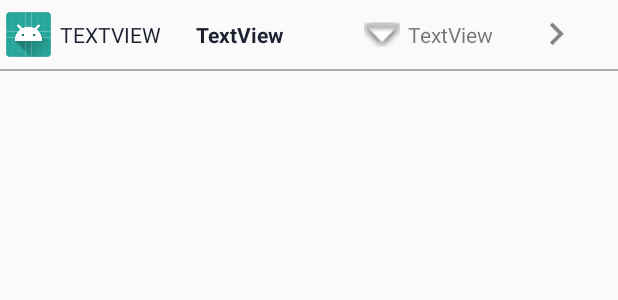
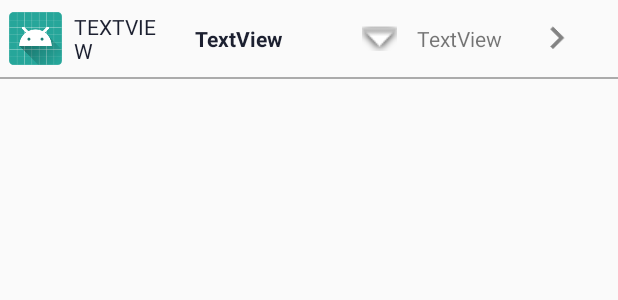
Before and after one commit to akshayshikre/Exercise2, an Android app: the layout row.xml on its own in the app's theme, with its tools: preview values and no code run, on a phone screen of 412 x 824 dp. Shown: the top 300 px of the screen. Run offline under Robolectric (Android 15) with nearby library versions, the phone set to English and light mode, and no system bars.

Commit message:
by akshay

```diff
--- a/app/src/main/res/layout/row.xml
+++ b/app/src/main/res/layout/row.xml
@@ -22,18 +22,18 @@
 
             <ImageView
                 android:id="@+id/imgrow1"
-                android:layout_width="30dp"
-                android:layout_height="30dp"
+                android:layout_width="35dp"
+                android:layout_height="35dp"
                 android:layout_gravity="center"
-                android:layout_marginLeft="4dp"
+                android:layout_marginLeft="6dp"
                 app:srcCompat="@mipmap/ic_launcher_round" />
 
             <TextView
                 android:id="@+id/namerow"
-                android:layout_width="70dp"
+                android:layout_width="60dp"
                 android:layout_height="wrap_content"
                 android:layout_gravity="center"
-                android:layout_marginLeft="6dp"
+                android:layout_marginLeft="8dp"
                 android:autoSizeMaxTextSize="20sp"
                 android:autoSizeMinTextSize="10sp"
                 android:fontFamily="@android:"
@@ -81,9 +81,10 @@
 
             <TextView
                 android:id="@+id/changerow"
-                android:layout_width="75dp"
+                android:layout_width="70dp"
                 android:layout_height="wrap_content"
                 android:layout_gravity="center"
+                android:layout_marginLeft="8dp"
                 android:autoSizeMaxTextSize="20sp"
                 android:autoSizeMinTextSize="10sp"
                 android:gravity="left|center"
```
Also changed, not shown: app/src/main/res/layout/content_main.xml (+30 -27 lines).
